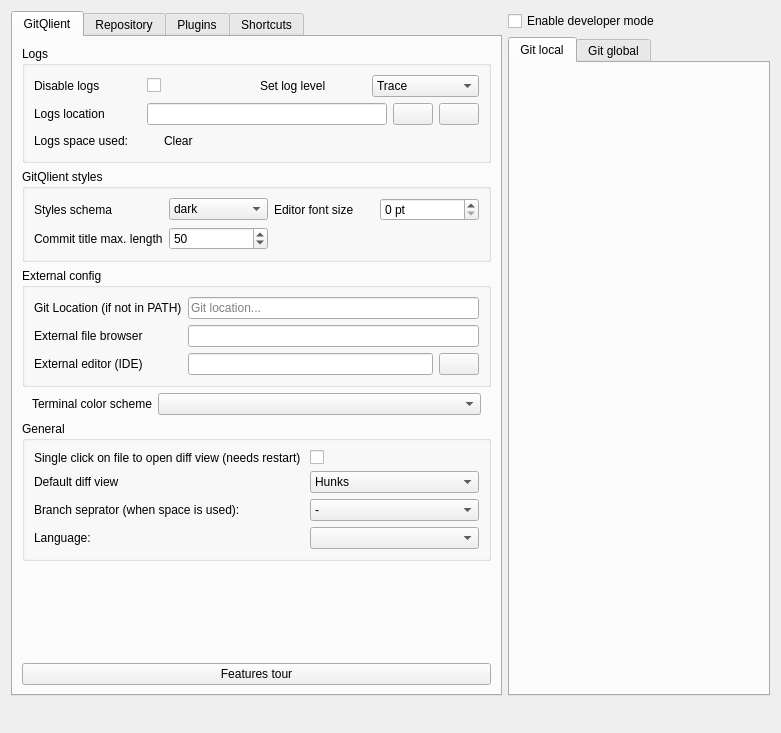
First picture: the form in src/big_widgets/ConfigWidget.ui, repository francescmm/GitQlient, before the edit.
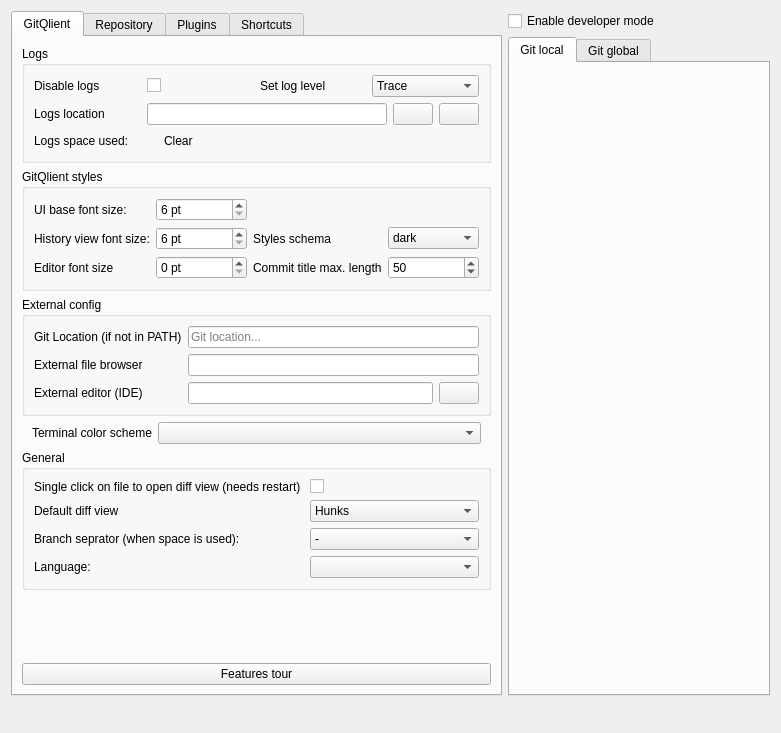
Second picture: the form after the edit. Icons and pictures are not drawn. Custom widgets are drawn as their Qt base class.

Commit message: #288 Improve UI font size

Patch:
```diff
--- a/src/big_widgets/ConfigWidget.ui
+++ b/src/big_widgets/ConfigWidget.ui
@@ -257,28 +257,68 @@
              <string>GitQlient styles</string>
             </property>
             <layout class="QGridLayout" name="gridLayout_6">
-             <item row="0" column="2">
+             <item row="0" column="1">
+              <widget class="QSpinBox" name="sbUiFontSize">
+               <property name="suffix">
+                <string> pt</string>
+               </property>
+               <property name="minimum">
+                <number>6</number>
+               </property>
+               <property name="maximum">
+                <number>32</number>
+               </property>
+              </widget>
+             </item>
+             <item row="1" column="0">
+              <widget class="QLabel" name="label_70">
+               <property name="text">
+                <string>History view font size:</string>
+               </property>
+              </widget>
+             </item>
+             <item row="0" column="0">
+              <widget class="QLabel" name="label_71">
+               <property name="text">
+                <string>UI base font size:</string>
+               </property>
+              </widget>
+             </item>
+             <item row="1" column="1">
+              <widget class="QSpinBox" name="sbHistoryViewFontSize">
+               <property name="suffix">
+                <string> pt</string>
+               </property>
+               <property name="minimum">
+                <number>6</number>
+               </property>
+               <property name="maximum">
+                <number>32</number>
+               </property>
+              </widget>
+             </item>
+             <item row="2" column="0">
               <widget class="QLabel" name="label_21">
                <property name="text">
                 <string>Editor font size</string>
                </property>
               </widget>
              </item>
-             <item row="0" column="3">
-              <widget class="QSpinBox" name="sbEditorFontSize">
-               <property name="suffix">
-                <string> pt</string>
-               </property>
-              </widget>
-             </item>
-             <item row="0" column="0">
+             <item row="1" column="2">
               <widget class="QLabel" name="label_3">
                <property name="text">
                 <string>Styles schema</string>
                </property>
               </widget>
              </item>
-             <item row="0" column="1">
+             <item row="2" column="1">
+              <widget class="QSpinBox" name="sbEditorFontSize">
+               <property name="suffix">
+                <string> pt</string>
+               </property>
+              </widget>
+             </item>
+             <item row="1" column="3">
               <widget class="QComboBox" name="cbStyle">
                <item>
                 <property name="text">
@@ -292,14 +332,14 @@
                </item>
               </widget>
              </item>
-             <item row="1" column="0">
+             <item row="2" column="2">
               <widget class="QLabel" name="label_15">
                <property name="text">
                 <string>Commit title max. length</string>
                </property>
               </widget>
              </item>
-             <item row="1" column="1">
+             <item row="2" column="3">
               <widget class="QSpinBox" name="spCommitTitleLength">
                <property name="value">
                 <number>50</number>
```
Left out of the diff: 34 changed lines with no effect on the pictures. The commit also changes 4 other files.
